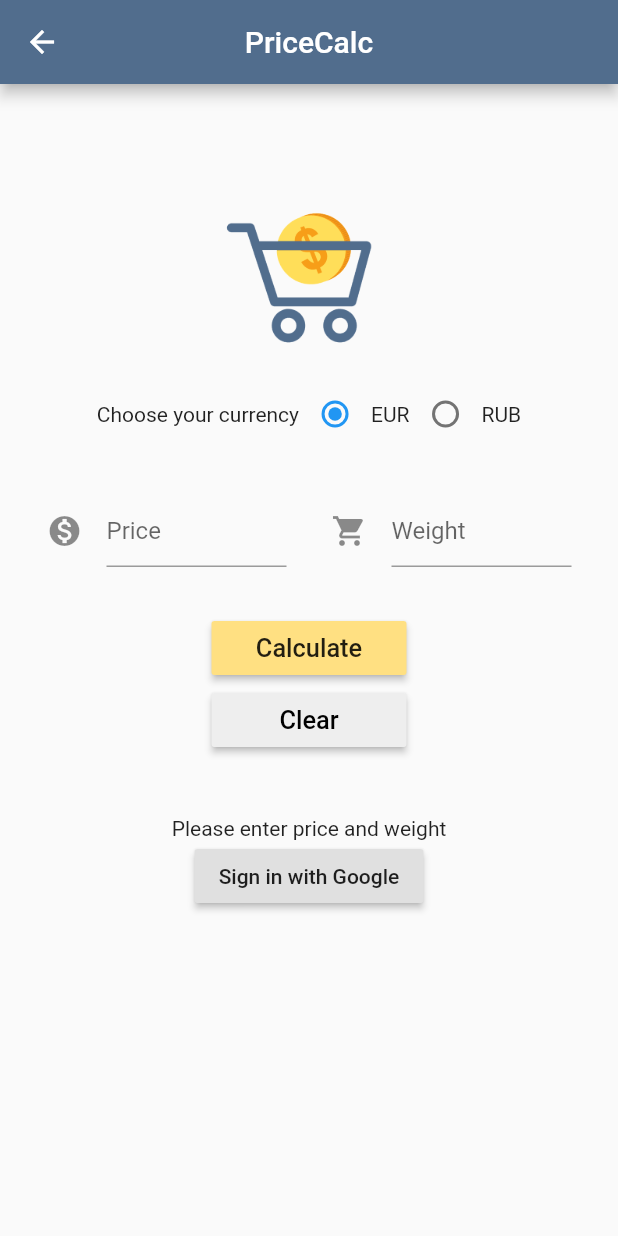
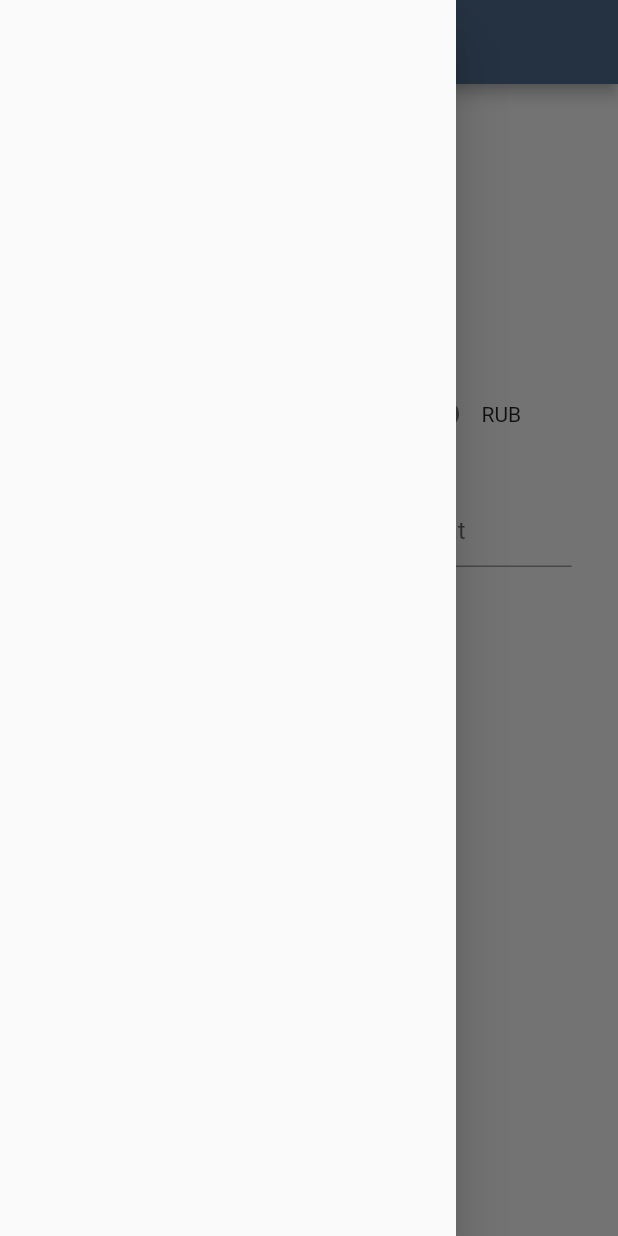
Before and after one commit to irinalim/PriceCalc, a Flutter app: the Home screen opened by its route, with the side drawer open (before the commit the screen has no drawer), on a phone screen of 412 x 824 dp. Run offline on Flutter 3.47's test engine with Material 2 defaults, Android fonts, the phone set to English and light mode, and no system bars; our stand-ins replace firebase_auth, firebase_database, google_sign_in, modal_progress_hud; accounts and stored records are empty; statements that could not run were skipped.

Commit message:
Optimize color styling. Add drawer

```diff
--- /dev/null
+++ b/lib/Components/Home-Drawer.dart
@@ -0,0 +1,22 @@
+import 'package:PriceCalc/Models/user.dart';
+import 'package:firebase_auth/firebase_auth.dart';
+import 'package:flutter/material.dart';
+
+Widget homeDrawer(User user) {
+  final FirebaseAuth _auth = FirebaseAuth.instance;
+
+  return Drawer(
+    child: SafeArea(
+      child: Column(
+        children: <Widget>[
+          Expanded(
+            flex: 3,
+            child: Container(
+              color: ,
+            ),
+          )
+        ],
+      ),
+    ),
+  );
+}
--- a/lib/Components/Home.dart
+++ b/lib/Components/Home.dart
@@ -2,6 +2,8 @@ import 'package:PriceCalc/Components/Login.dart';
 import 'package:PriceCalc/Models/user.dart';
 import 'package:flutter/material.dart';
 import 'package:firebase_auth/firebase_auth.dart';
+import 'package:PriceCalc/Components/Home-Drawer.dart';
+import 'package:PriceCalc/utils/styles.dart';
 
 class Home extends StatefulWidget {
   @override
@@ -14,10 +16,7 @@ class _HomeState extends State<Home> {
   String priceForKilo = '';
   int radioValue = 0;
   String currency = 'EUR';
-  Color primaryBlue = Color.fromRGBO(81, 109, 141, 1);
-  Color primaryYellow = Color.fromRGBO(255, 224, 130, 1);
-  Color lightGrey = Color.fromRGBO(238, 238, 238, 1);
-  FirebaseUser user;
+  User user;
 
   void _clearTextFields() {
     FocusScope.of(context).unfocus();
@@ -47,36 +46,55 @@ class _HomeState extends State<Home> {
 //      calcPrice();
     });
   }
+
   @override
   void initState() {
     super.initState();
     FirebaseAuth.instance.currentUser().then((currentUser) {
       if (currentUser != null) {
         setState(() {
-          user = currentUser;
+          user = User.fromSnapshot(currentUser);
         });
       }
     });
   }
 
-
   @override
   Widget build(BuildContext context) {
     String currency = radioValue == 0 ? "EUR" : "RUB";
     return Scaffold(
+      drawer: homeDrawer(user),
       appBar: AppBar(
+        leading: Builder(
+          builder: (BuildContext context) {
+            return IconButton(
+              icon: const Icon(
+                Icons.menu,
+                color: Colors.white,
+              ),
+              onPressed: () {
+                Scaffold.of(context).openDrawer();
+              },
+              tooltip: MaterialLocalizations.of(context).openAppDrawerTooltip,
+            );
+          },
+        ),
         title: Text('PriceCalc'),
         centerTitle: true,
-        backgroundColor: primaryBlue,
+        backgroundColor: Styles.primaryBlue,
       ),
-      body: ListView(
+      body: WillPopScope(
+        onWillPop: () async {
+          return Future.value(false);
+        },
+        child: ListView(
           children: <Widget>[
             Column(
               children: <Widget>[
                 Padding(
                   padding: EdgeInsets.only(top: 20, bottom: 30),
                 ),
-              Text(user.uid),
+                Text(user.userId),
                 Image.asset(
                   'assets/images/pricecalc.png',
                   height: 130,
@@ -143,7 +161,7 @@ class _HomeState extends State<Home> {
                   child: MaterialButton(
                     minWidth: 130,
                     onPressed: calcPrice,
-                  color: primaryYellow,
+                    color: Styles.primaryYellow,
                     child: Text("Calculate", style: TextStyle(fontSize: 16.9)),
                     splashColor: Theme.of(context).splashColor,
                   ),
@@ -152,7 +170,7 @@ class _HomeState extends State<Home> {
                   child: MaterialButton(
                     minWidth: 130,
                     onPressed: _clearTextFields,
-                  color: lightGrey,
+                    color: Styles.lightGrey,
                     child: new Text("Clear",
                         style: TextStyle(color: Colors.black, fontSize: 16.9)),
                   ),
@@ -169,7 +187,7 @@ class _HomeState extends State<Home> {
                         style: TextStyle(
                             fontSize: 30,
                             fontWeight: FontWeight.w500,
-                          color: primaryBlue),
+                            color: Styles.primaryBlue),
                       ),
                 RaisedButton(
                   onPressed: () {
@@ -184,6 +202,7 @@ class _HomeState extends State<Home> {
             )
           ],
         ),
+      ),
     );
   }
 }
--- a/lib/Models/user.dart
+++ b/lib/Models/user.dart
@@ -1,3 +1,6 @@
+import 'package:firebase_auth/firebase_auth.dart';
+import 'package:firebase_database/firebase_database.dart';
+
 class User {
   String userId;
   String userName;
@@ -6,4 +9,9 @@ class User {
 
   User(this.userName, this.userEmail, this.password,
       {this.userId});
+
+  User.fromSnapshot(FirebaseUser user)
+      : userId = user.uid,
+        userEmail = user.email,
+        userName = user.displayName;
 }
--- /dev/null
+++ b/lib/utils/styles.dart
@@ -0,0 +1,7 @@
+import 'package:flutter/material.dart';
+
+class Styles {
+  static final primaryBlue = const Color.fromRGBO(81, 109, 141, 1);
+  static final primaryYellow = const Color.fromRGBO(255, 224, 130, 1);
+  static final lightGrey = const Color.fromRGBO(238, 238, 238, 1);
+}
--- a/pubspec.yaml
+++ b/pubspec.yaml
@@ -27,6 +27,7 @@ dependencies:
   firebase_core: ^0.4.1+5
   google_sign_in: ^4.0.14
   modal_progress_hud: ^0.1.3
+  firebase_database: ^3.1.0
 
 dev_dependencies:
   flutter_test:
```
Also changed, not shown: pubspec.lock. Lines whose indentation alone changed are shown as unchanged.
